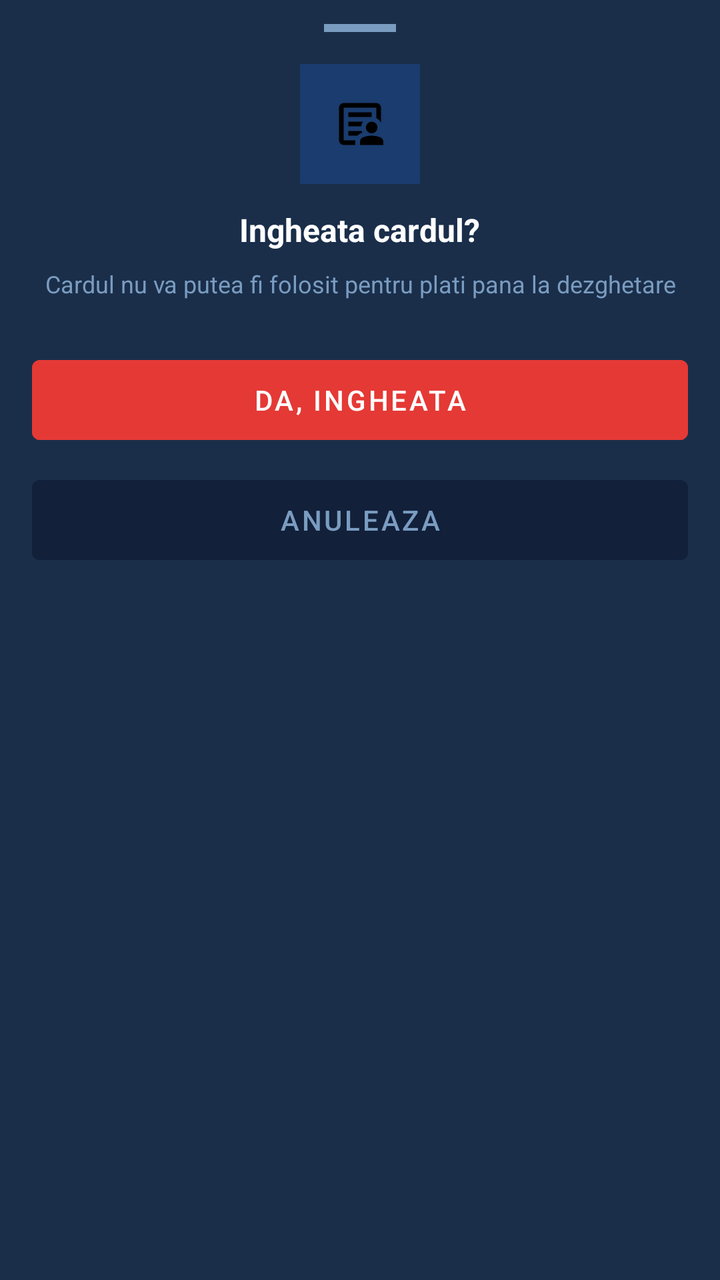
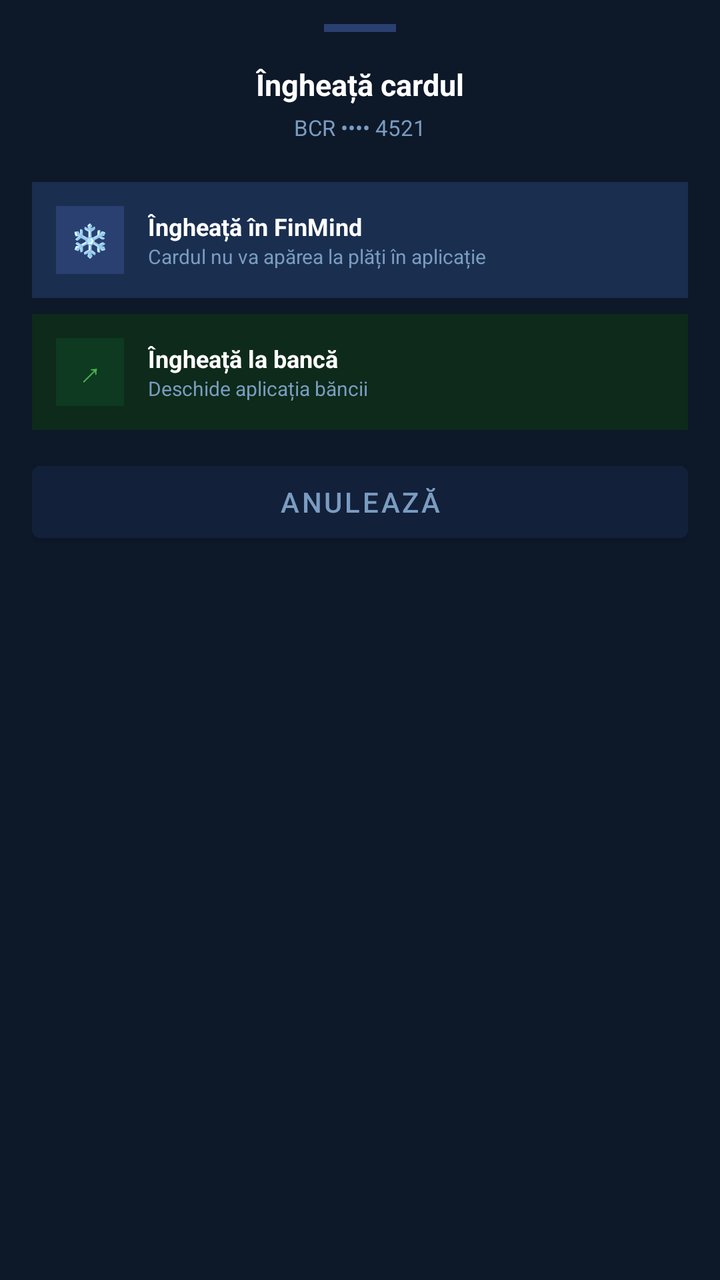

Before-and-after screenshots of an Android layout around one commit, followed by the original layout XML and the change that was made.
<!-- AndroidManifest.xml: application theme Theme.LicentaMultibankingApp -->
<!-- res/layout/bottom_sheet_ingheata_card.xml -->
<?xml version="1.0" encoding="utf-8"?>
<LinearLayout xmlns:android="http://schemas.android.com/apk/res/android"
    android:layout_width="match_parent"
    android:layout_height="wrap_content"
    android:orientation="vertical"
    android:background="#1A2E4A"
    android:paddingStart="16dp"
    android:paddingEnd="16dp"
    android:paddingBottom="24dp"
    android:paddingTop="12dp">

    <View
        android:layout_width="36dp"
        android:layout_height="4dp"
        android:background="#7A9CC0"
        android:layout_gravity="center_horizontal"
        android:layout_marginBottom="16dp"/>

    
    <LinearLayout
        android:id="@+id/layoutConfirmareIngheata"
        android:layout_width="match_parent"
        android:layout_height="wrap_content"
        android:orientation="vertical"
        android:gravity="center">

        <LinearLayout
            android:layout_width="60dp"
            android:layout_height="60dp"
            android:gravity="center"
            android:background="#1A3C6E"
            android:layout_gravity="center"
            android:layout_marginBottom="12dp">
            <ImageView
                android:layout_width="28dp"
                android:layout_height="28dp"
                android:src="@drawable/ic_profile"/>
        </LinearLayout>

        <TextView
            android:id="@+id/tvIngheataTitle"
            android:layout_width="wrap_content"
            android:layout_height="wrap_content"
            android:text="Ingheata cardul?"
            android:textColor="#FFFFFF"
            android:textSize="16sp"
            android:textStyle="bold"
            android:layout_gravity="center"
            android:layout_marginBottom="8dp"/>

        <TextView
            android:id="@+id/tvIngheataDesc"
            android:layout_width="wrap_content"
            android:layout_height="wrap_content"
            android:text="Cardul nu va putea fi folosit pentru plati pana la dezghetare"
            android:textColor="#7A9CC0"
            android:textSize="12sp"
            android:gravity="center"
            android:layout_gravity="center"
            android:layout_marginBottom="24dp"/>

        <Button
            android:id="@+id/btnConfirmaIngheata"
            android:layout_width="match_parent"
            android:layout_height="52dp"
            android:text="Da, ingheata"
            android:textColor="#FFFFFF"
            android:backgroundTint="#E53935"
            android:layout_marginBottom="8dp"/>

        <Button
            android:id="@+id/btnAnuleazaIngheata"
            android:layout_width="match_parent"
            android:layout_height="52dp"
            android:text="Anuleaza"
            android:textColor="#7A9CC0"
            android:backgroundTint="#12203A"/>

    </LinearLayout>

    
    <LinearLayout
        android:id="@+id/layoutInghetatConfirmat"
        android:layout_width="match_parent"
        android:layout_height="wrap_content"
        android:orientation="vertical"
        android:gravity="center"
        android:visibility="gone">

        <LinearLayout
            android:layout_width="60dp"
            android:layout_height="60dp"
            android:gravity="center"
            android:background="#1B5E20"
            android:layout_gravity="center"
            android:layout_marginBottom="12dp">
            <TextView
                android:layout_width="wrap_content"
                android:layout_height="wrap_content"
                android:text="✓"
                android:textColor="#4CAF50"
                android:textSize="28sp"
                android:textStyle="bold"/>
        </LinearLayout>

        <TextView
            android:id="@+id/tvInghetatSuccess"
            android:layout_width="wrap_content"
            android:layout_height="wrap_content"
            android:text="Card inghetat!"
            android:textColor="#4CAF50"
            android:textSize="16sp"
            android:textStyle="bold"
            android:layout_gravity="center"
            android:layout_marginBottom="8dp"/>

        <TextView
            android:layout_width="wrap_content"
            android:layout_height="wrap_content"
            android:text="Apasa din nou Ingheata pentru a debloca"
            android:textColor="#7A9CC0"
            android:textSize="12sp"
            android:gravity="center"
            android:layout_gravity="center"
            android:layout_marginBottom="24dp"/>

        <Button
            android:id="@+id/btnInchideIngheata"
            android:layout_width="match_parent"
            android:layout_height="52dp"
            android:text="Inchide"
            android:textColor="#FFFFFF"
            android:backgroundTint="#4A90D9"/>

    </LinearLayout>

</LinearLayout>
<!-- resources referenced by this layout -->
<resources>
  <!-- drawable ic_profile (drawable) -->
  <vector xmlns:android="http://schemas.android.com/apk/res/android" android:height="24dp" android:tint="#000000" android:viewportHeight="960" android:viewportWidth="960" android:width="24dp">
        
      <path android:fillColor="@android:color/white" android:pathData="M200,760L200,760Q200,760 200,760Q200,760 200,760L200,200Q200,200 200,200Q200,200 200,200L200,200Q200,200 200,200Q200,200 200,200L200,379Q200,370 200,365Q200,360 200,360Q200,360 200,412.5Q200,465 200,540Q200,563 200,585Q200,607 200,627Q200,644 200,675Q200,706 200,760ZM280,520L501,520Q503,498 511,478Q519,458 531,440L280,440L280,520ZM280,680L437,680Q454,660 476,647.5Q498,635 522,627Q518,621 515,614Q512,607 510,600L280,600L280,680ZM280,360L680,360Q680,360 680,360Q680,360 680,360L680,280L280,280L280,360ZM200,840Q167,840 143.5,816.5Q120,793 120,760L120,200Q120,167 143.5,143.5Q167,120 200,120L760,120Q793,120 816.5,143.5Q840,167 840,200L840,458Q826,432 806,412Q786,392 760,379L760,200Q760,200 760,200Q760,200 760,200L200,200Q200,200 200,200Q200,200 200,200L200,760Q200,760 200,760Q200,760 200,760L402,760Q401,766 400.5,772Q400,778 400,784L400,840L200,840ZM609,611Q580,582 580,540Q580,498 609,469Q638,440 680,440Q722,440 751,469Q780,498 780,540Q780,582 751,611Q722,640 680,640Q638,640 609,611ZM480,840L480,784Q480,760 492.5,739.5Q505,719 528,710Q564,695 602.5,687.5Q641,680 680,680Q719,680 757.5,687.5Q796,695 832,710Q855,719 867.5,739.5Q880,760 880,784L880,840L480,840Z"/>
      
  </vector>
  <style name="Theme.LicentaMultibankingApp" parent="Base.Theme.LicentaMultibankingApp" />
  <style name="Base.Theme.LicentaMultibankingApp" parent="Theme.MaterialComponents.DayNight.NoActionBar">
          
          
      </style>
</resources>

<!-- the commit's change to res/layout/bottom_sheet_ingheata_card.xml (unified diff, before → after) -->
@@ -3,76 +3,145 @@
     android:layout_width="match_parent"
     android:layout_height="wrap_content"
     android:orientation="vertical"
-    android:background="#1A2E4A"
+    android:background="#0D1829"
     android:paddingStart="16dp"
     android:paddingEnd="16dp"
-    android:paddingBottom="24dp"
-    android:paddingTop="12dp">
+    android:paddingTop="12dp"
+    android:paddingBottom="24dp">
 
     <View
         android:layout_width="36dp"
         android:layout_height="4dp"
-        android:background="#7A9CC0"
+        android:background="#2A4070"
         android:layout_gravity="center_horizontal"
         android:layout_marginBottom="16dp"/>
 
     
     <LinearLayout
-        android:id="@+id/layoutConfirmareIngheata"
+        android:id="@+id/layoutOptiuniIngheata"
         android:layout_width="match_parent"
         android:layout_height="wrap_content"
-        android:orientation="vertical"
-        android:gravity="center">
-
-        <LinearLayout
-            android:layout_width="60dp"
-            android:layout_height="60dp"
-            android:gravity="center"
-            android:background="#1A3C6E"
-            android:layout_gravity="center"
-            android:layout_marginBottom="12dp">
-            <ImageView
-                android:layout_width="28dp"
-                android:layout_height="28dp"
-                android:src="@drawable/ic_profile"/>
-        </LinearLayout>
+        android:orientation="vertical">
 
         <TextView
             android:id="@+id/tvIngheataTitle"
             android:layout_width="wrap_content"
             android:layout_height="wrap_content"
-            android:text="Ingheata cardul?"
+            android:text="Îngheață cardul"
             android:textColor="#FFFFFF"
-            android:textSize="16sp"
+            android:textSize="15sp"
             android:textStyle="bold"
             android:layout_gravity="center"
-            android:layout_marginBottom="8dp"/>
+            android:layout_marginBottom="4dp"/>
 
         <TextView
             android:id="@+id/tvIngheataDesc"
             android:layout_width="wrap_content"
             android:layout_height="wrap_content"
-            android:text="Cardul nu va putea fi folosit pentru plati pana la dezghetare"
+            android:text="BCR •••• 4521"
             android:textColor="#7A9CC0"
-            android:textSize="12sp"
-            android:gravity="center"
+            android:textSize="11sp"
             android:layout_gravity="center"
-            android:layout_marginBottom="24dp"/>
+            android:layout_marginBottom="20dp"/>
 
-        <Button
-            android:id="@+id/btnConfirmaIngheata"
+        
+        <LinearLayout
+            android:id="@+id/btnIngheataFinMind"
             android:layout_width="match_parent"
-            android:layout_height="52dp"
-            android:text="Da, ingheata"
-            android:textColor="#FFFFFF"
-            android:backgroundTint="#E53935"
-            android:layout_marginBottom="8dp"/>
+            android:layout_height="wrap_content"
+            android:orientation="horizontal"
+            android:gravity="center_vertical"
+            android:background="#1A2F50"
+            android:padding="12dp"
+            android:layout_marginBottom="8dp">
+
+            <TextView
+                android:layout_width="34dp"
+                android:layout_height="34dp"
+                android:gravity="center"
+                android:text="❄"
+                android:textColor="#4A90D9"
+                android:textSize="16sp"
+                android:background="#2A4070"
+                android:layout_marginEnd="12dp"/>
+
+            <LinearLayout
+                android:layout_width="0dp"
+                android:layout_height="wrap_content"
+                android:layout_weight="1"
+                android:orientation="vertical">
+
+                <TextView
+                    android:layout_width="wrap_content"
+                    android:layout_height="wrap_content"
+                    android:text="Îngheață în FinMind"
+                    android:textColor="#FFFFFF"
+                    android:textSize="12sp"
+                    android:textStyle="bold"/>
+
+                <TextView
+                    android:layout_width="wrap_content"
+                    android:layout_height="wrap_content"
+                    android:text="Cardul nu va apărea la plăți în aplicație"
+                    android:textColor="#7A9CC0"
+                    android:textSize="10sp"/>
+
+            </LinearLayout>
+
+        </LinearLayout>
+
+        
+        <LinearLayout
+            android:id="@+id/btnIngheataBanca"
+            android:layout_width="match_parent"
+            android:layout_height="wrap_content"
+            android:orientation="horizontal"
+            android:gravity="center_vertical"
+            android:background="#0D2A1A"
+            android:padding="12dp"
+            android:layout_marginBottom="12dp">
+
+            <TextView
+                android:layout_width="34dp"
+                android:layout_height="34dp"
+                android:gravity="center"
+                android:text="↗"
+                android:textColor="#4CAF50"
+                android:textSize="16sp"
+                android:background="#0D3A20"
+                android:layout_marginEnd="12dp"/>
+
+            <LinearLayout
+                android:layout_width="0dp"
+                android:layout_height="wrap_content"
+                android:layout_weight="1"
+                android:orientation="vertical">
+
+                <TextView
+                    android:layout_width="wrap_content"
+                    android:layout_height="wrap_content"
+                    android:text="Îngheață la bancă"
+                    android:textColor="#FFFFFF"
+                    android:textSize="12sp"
+                    android:textStyle="bold"/>
+
+                <TextView
+                    android:id="@+id/tvIngheataBancaNume"
+                    android:layout_width="wrap_content"
+                    android:layout_height="wrap_content"
+                    android:text="Deschide aplicația băncii"
+                    android:textColor="#7A9CC0"
+                    android:textSize="10sp"/>
+
+            </LinearLayout>
+
+        </LinearLayout>
 
         <Button
             android:id="@+id/btnAnuleazaIngheata"
             android:layout_width="match_parent"
-            android:layout_height="52dp"
-            android:text="Anuleaza"
+            android:layout_height="48dp"
+            android:text="Anulează"
             android:textColor="#7A9CC0"
             android:backgroundTint="#12203A"/>
 
@@ -88,47 +157,39 @@
         android:visibility="gone">
 
         <LinearLayout
-            android:layout_width="60dp"
-            android:layout_height="60dp"
+            android:layout_width="match_parent"
+            android:layout_height="wrap_content"
+            android:orientation="vertical"
             android:gravity="center"
-            android:background="#1B5E20"
-            android:layout_gravity="center"
+            android:background="#0D1E35"
+            android:padding="20dp"
             android:layout_marginBottom="12dp">
+
+            <TextView
+                android:id="@+id/tvInghetatSuccess"
+                android:layout_width="wrap_content"
+                android:layout_height="wrap_content"
+                android:text="Card îngheațat în FinMind"
+                android:textColor="#4A90D9"
+                android:textSize="13sp"
+                android:textStyle="bold"
+                android:layout_marginBottom="4dp"/>
+
             <TextView
                 android:layout_width="wrap_content"
                 android:layout_height="wrap_content"
-                android:text="✓"
-                android:textColor="#4CAF50"
-                android:textSize="28sp"
-                android:textStyle="bold"/>
+                android:text="Apasă din nou Îngheață pentru a reactiva"
+                android:textColor="#7A9CC0"
+                android:textSize="10sp"
+                android:gravity="center"/>
+
         </LinearLayout>
-
-        <TextView
-            android:id="@+id/tvInghetatSuccess"
-            android:layout_width="wrap_content"
-            android:layout_height="wrap_content"
-            android:text="Card inghetat!"
-            android:textColor="#4CAF50"
-            android:textSize="16sp"
-            android:textStyle="bold"
-            android:layout_gravity="center"
-            android:layout_marginBottom="8dp"/>
-
-        <TextView
-            android:layout_width="wrap_content"
-            android:layout_height="wrap_content"
-            android:text="Apasa din nou Ingheata pentru a debloca"
-            android:textColor="#7A9CC0"
-            android:textSize="12sp"
-            android:gravity="center"
-            android:layout_gravity="center"
-            android:layout_marginBottom="24dp"/>
 
         <Button
             android:id="@+id/btnInchideIngheata"
             android:layout_width="match_parent"
-            android:layout_height="52dp"
-            android:text="Inchide"
+            android:layout_height="48dp"
+            android:text="Închide"
             android:textColor="#FFFFFF"
             android:backgroundTint="#4A90D9"/>
 
<!-- resource entries referenced after the edit -->
@@ -1,13 +1,8 @@
 <!-- resources referenced by this layout -->
 <resources>
-  <!-- drawable ic_profile (drawable) -->
-  <vector xmlns:android="http://schemas.android.com/apk/res/android" android:height="24dp" android:tint="#000000" android:viewportHeight="960" android:viewportWidth="960" android:width="24dp">
-        
-      <path android:fillColor="@android:color/white" android:pathData="M200,760L200,760Q200,760 200,760Q200,760 200,760L200,200Q200,200 200,200Q200,200 200,200L200,200Q200,200 200,200Q200,200 200,200L200,379Q200,370 200,365Q200,360 200,360Q200,360 200,412.5Q200,465 200,540Q200,563 200,585Q200,607 200,627Q200,644 200,675Q200,706 200,760ZM280,520L501,520Q503,498 511,478Q519,458 531,440L280,440L280,520ZM280,680L437,680Q454,660 476,647.5Q498,635 522,627Q518,621 515,614Q512,607 510,600L280,600L280,680ZM280,360L680,360Q680,360 680,360Q680,360 680,360L680,280L280,280L280,360ZM200,840Q167,840 143.5,816.5Q120,793 120,760L120,200Q120,167 143.5,143.5Q167,120 200,120L760,120Q793,120 816.5,143.5Q840,167 840,200L840,458Q826,432 806,412Q786,392 760,379L760,200Q760,200 760,200Q760,200 760,200L200,200Q200,200 200,200Q200,200 200,200L200,760Q200,760 200,760Q200,760 200,760L402,760Q401,766 400.5,772Q400,778 400,784L400,840L200,840ZM609,611Q580,582 580,540Q580,498 609,469Q638,440 680,440Q722,440 751,469Q780,498 780,540Q780,582 751,611Q722,640 680,640Q638,640 609,611ZM480,840L480,784Q480,760 492.5,739.5Q505,719 528,710Q564,695 602.5,687.5Q641,680 680,680Q719,680 757.5,687.5Q796,695 832,710Q855,719 867.5,739.5Q880,760 880,784L880,840L480,840Z"/>
-      
-  </vector>
   <style name="Theme.LicentaMultibankingApp" parent="Base.Theme.LicentaMultibankingApp" />
   <style name="Base.Theme.LicentaMultibankingApp" parent="Theme.MaterialComponents.DayNight.NoActionBar">
+          <item name="android:textColorHint">#888888</item>
           
           
       </style>
